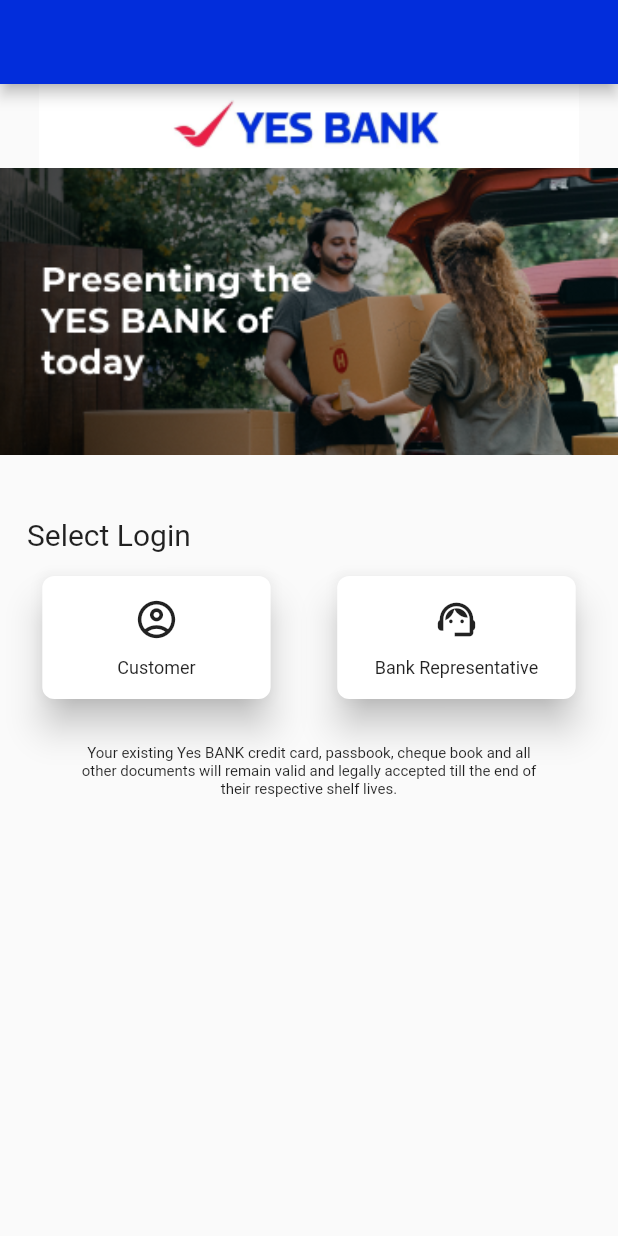
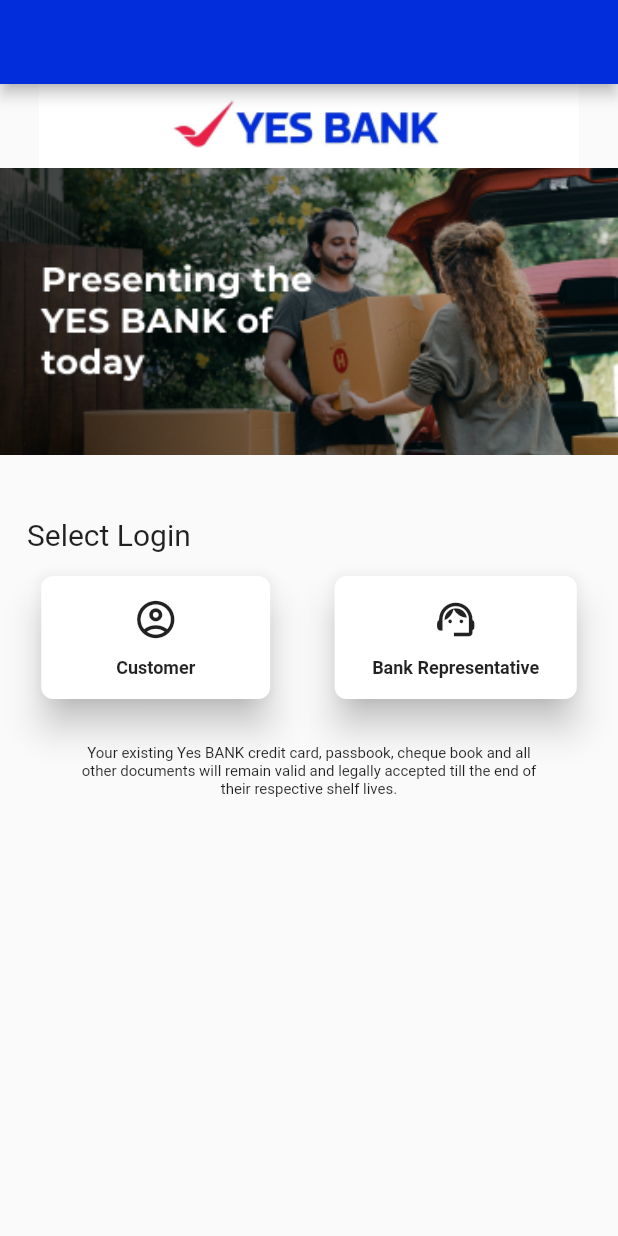
Before and after one commit to vaibhav7779/yesdemo, a Flutter app: the screen it shows after launch, on a phone screen of 412 x 824 dp. Run offline on Flutter 3.47's test engine with Material 2 defaults, Android fonts, the phone set to English and light mode, and no system bars; our stand-ins replace cloud_firestore, firebase_auth, firebase_core; accounts and stored records are empty.

Commit message:
fixed text

```diff
--- a/lib/pages/homePage.dart
+++ b/lib/pages/homePage.dart
@@ -119,7 +119,9 @@
                                     ),
                                     Text(
                                       "Customer",
-                                      style: TextStyle(fontSize: 12),
+                                      style: TextStyle(
+                                          fontSize: 12,
+                                          fontWeight: FontWeight.w600),
                                     )
                                   ],
                                 ),
@@ -150,7 +152,9 @@
                                     ),
                                     Text(
                                       "Bank Representative",
-                                      style: TextStyle(fontSize: 12),
+                                      style: TextStyle(
+                                          fontSize: 12,
+                                          fontWeight: FontWeight.w600),
                                     )
                                   ],
                                 ),
```
